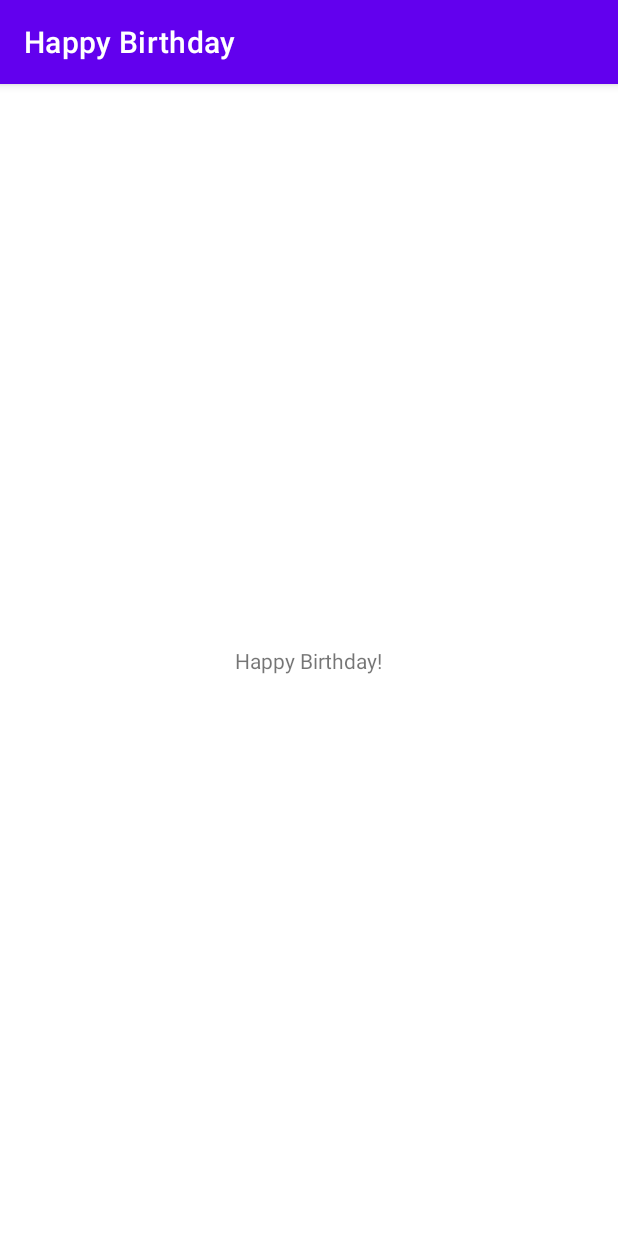
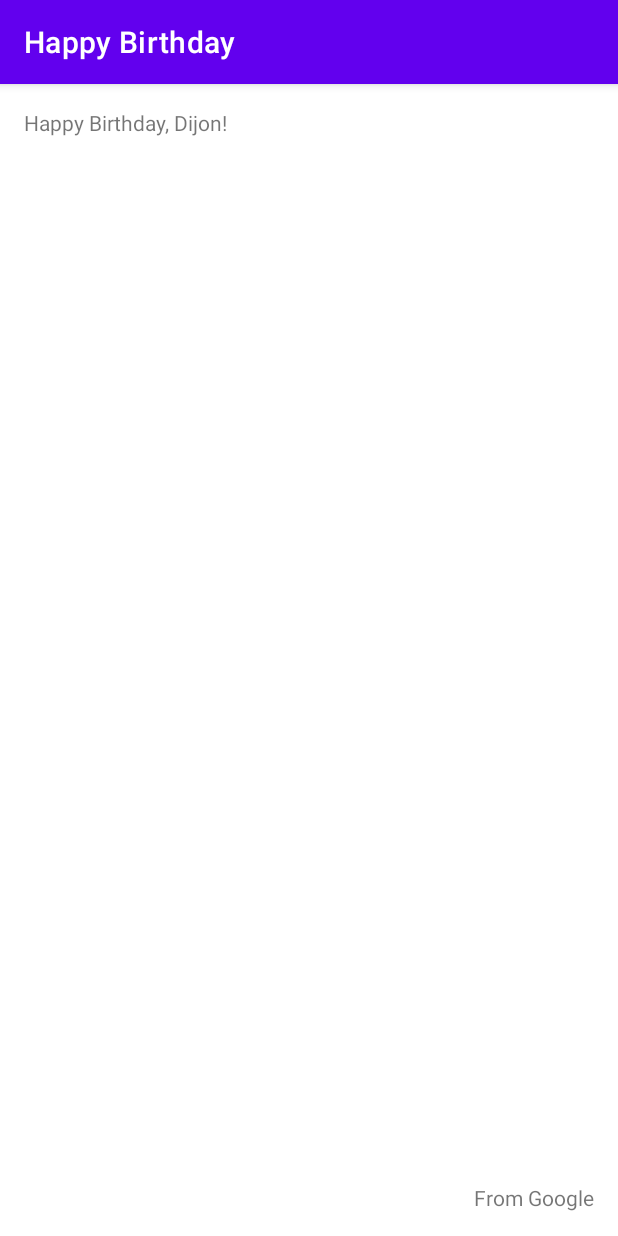
Before and after one commit to dijoncavalcante/birthday-card, an Android app: the screen it shows after launch (MainActivity), on a phone screen of 412 x 824 dp. Run offline under Robolectric (Android 15) with nearby library versions, the phone set to English and light mode, and no system bars.

Commit message:
Add TextViews to the layout

```diff
--- a/app/src/main/res/layout/activity_main.xml
+++ b/app/src/main/res/layout/activity_main.xml
@@ -7,12 +7,22 @@
     tools:context=".MainActivity">
 
     <TextView
+        android:id="@+id/textView"
         android:layout_width="wrap_content"
         android:layout_height="wrap_content"
-        android:text="Happy Birthday!"
-        app:layout_constraintBottom_toBottomOf="parent"
-        app:layout_constraintLeft_toLeftOf="parent"
-        app:layout_constraintRight_toRightOf="parent"
+        android:layout_marginStart="16dp"
+        android:layout_marginTop="16dp"
+        android:text="Happy Birthday, Dijon!"
+        app:layout_constraintStart_toStartOf="parent"
         app:layout_constraintTop_toTopOf="parent" />
 
+    <TextView
+        android:id="@+id/textView2"
+        android:layout_width="wrap_content"
+        android:layout_height="wrap_content"
+        android:layout_marginEnd="16dp"
+        android:layout_marginBottom="16dp"
+        android:text="From Google"
+        app:layout_constraintBottom_toBottomOf="parent"
+        app:layout_constraintEnd_toEndOf="parent" />
 </androidx.constraintlayout.widget.ConstraintLayout>
```
